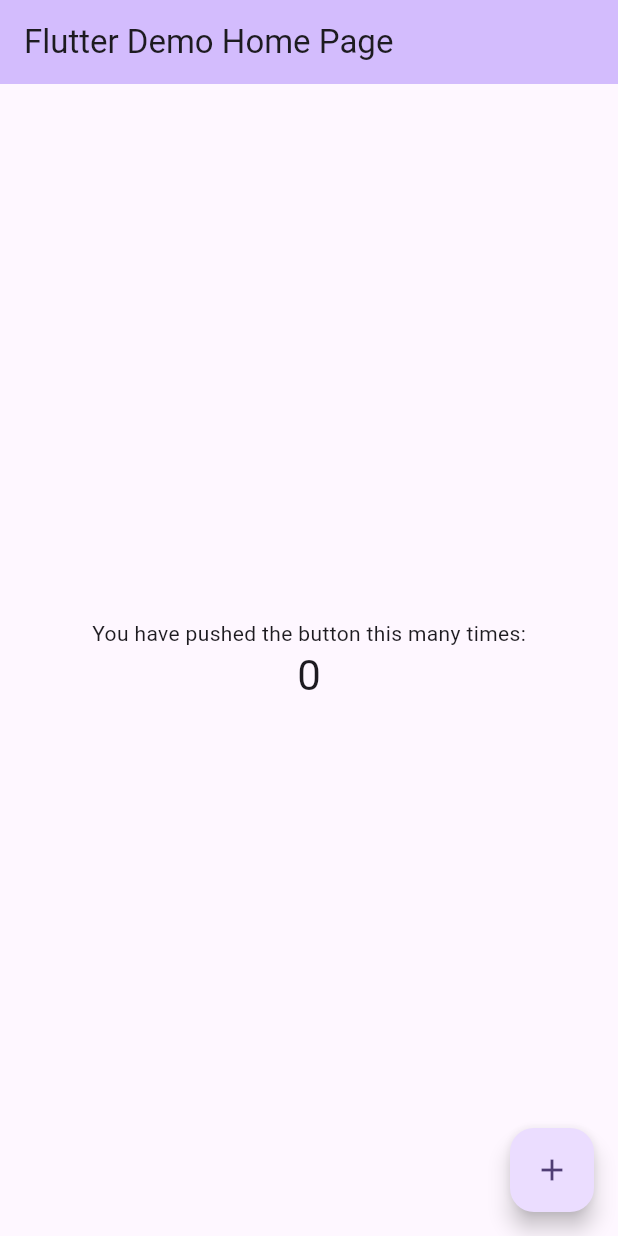
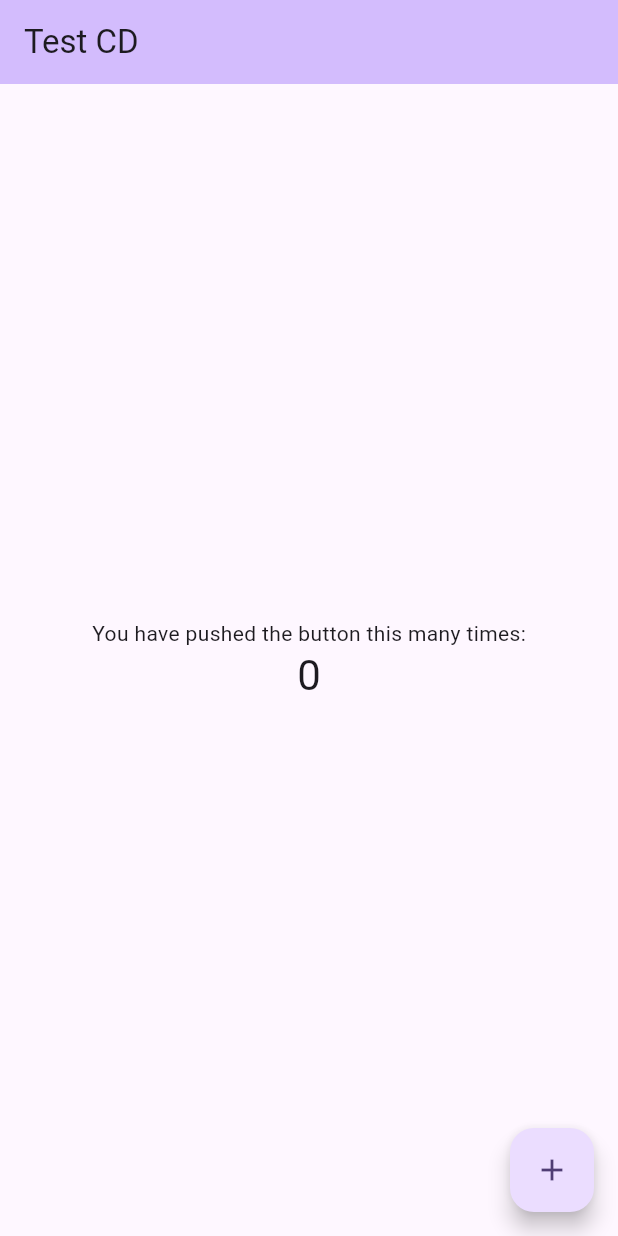
Before and after one commit to richard-lam-webdev/ArtFans, a Flutter app: the screen it shows after launch, on a phone screen of 412 x 824 dp. Run offline on Flutter 3.47's test engine with Material 3 defaults, Android fonts, the phone set to English and light mode, and no system bars.

Commit message:
Test CD (#9)
* Suppression passphrase

* Test CD

```diff
--- a/frontend/lib/main.dart
+++ b/frontend/lib/main.dart
@@ -30,7 +30,7 @@ class MyApp extends StatelessWidget {
         // tested with just a hot reload.
         colorScheme: ColorScheme.fromSeed(seedColor: Colors.deepPurple),
       ),
-      home: const MyHomePage(title: 'Flutter Demo Home Page'),
+      home: const MyHomePage(title: 'Test CD'),
     );
   }
 }
```
